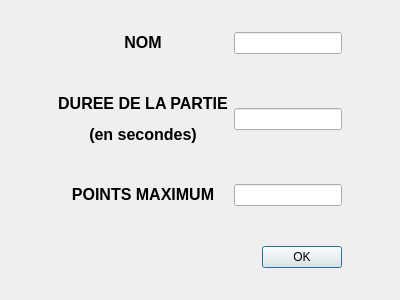
Old version of the form chifoumidialog.ui in the repository ThomasXAT/Chifoumi.
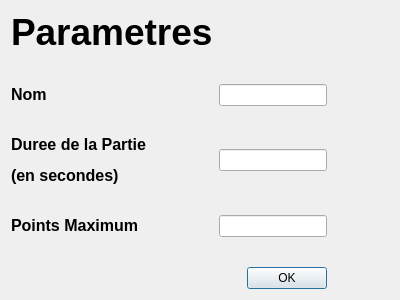
New version of the form.

What changed in the file:
```diff
--- a/chifoumidialog.ui
+++ b/chifoumidialog.ui
@@ -14,19 +14,6 @@
    <string>Dialog</string>
   </property>
   <layout class="QHBoxLayout" name="horizontalLayout_2">
-   <item>
-    <spacer name="horizontalSpacer">
-     <property name="orientation">
-      <enum>Qt::Horizontal</enum>
-     </property>
-     <property name="sizeHint" stdset="0">
-      <size>
-       <width>40</width>
-       <height>20</height>
-      </size>
-     </property>
-    </spacer>
-   </item>
    <item>
     <layout class="QHBoxLayout" name="horizontalLayout">
      <item>
@@ -46,7 +33,7 @@
        </item>
        <item>
         <layout class="QGridLayout" name="gridLayout">
-         <item row="1" column="1">
+         <item row="3" column="0">
           <spacer name="verticalSpacer">
            <property name="orientation">
             <enum>Qt::Vertical</enum>
@@ -62,14 +49,7 @@
            </property>
           </spacer>
          </item>
-         <item row="0" column="1">
-          <widget class="QLabel" name="label">
-           <property name="text">
-            <string>&lt;html&gt;&lt;head/&gt;&lt;body&gt;&lt;p align=&quot;center&quot;&gt;&lt;span style=&quot; font-size:12pt; font-weight:600;&quot;&gt;NOM&lt;/span&gt;&lt;/p&gt;&lt;/body&gt;&lt;/html&gt;</string>
-           </property>
-          </widget>
-         </item>
-         <item row="5" column="2">
+         <item row="7" column="1">
           <spacer name="verticalSpacer_2">
            <property name="orientation">
             <enum>Qt::Vertical</enum>
@@ -85,7 +65,39 @@
            </property>
           </spacer>
          </item>
-         <item row="6" column="2">
+         <item row="4" column="1">
+          <widget class="QLineEdit" name="temps"/>
+         </item>
+         <item row="5" column="0">
+          <spacer name="verticalSpacer_3">
+           <property name="orientation">
+            <enum>Qt::Vertical</enum>
+           </property>
+           <property name="sizeType">
+            <enum>QSizePolicy::Maximum</enum>
+           </property>
+           <property name="sizeHint" stdset="0">
+            <size>
+             <width>20</width>
+             <height>40</height>
+            </size>
+           </property>
+          </spacer>
+         </item>
+         <item row="1" column="0">
+          <spacer name="verticalSpacer_6">
+           <property name="orientation">
+            <enum>Qt::Vertical</enum>
+           </property>
+           <property name="sizeHint" stdset="0">
+            <size>
+             <width>20</width>
+             <height>40</height>
+            </size>
+           </property>
+          </spacer>
+         </item>
+         <item row="8" column="1">
           <widget class="QDialogButtonBox" name="buttonBox">
            <property name="orientation">
             <enum>Qt::Horizontal</enum>
@@ -95,45 +107,40 @@
            </property>
           </widget>
          </item>
-         <item row="2" column="2">
-          <widget class="QLineEdit" name="temps"/>
+         <item row="2" column="0">
+          <widget class="QLabel" name="label">
+           <property name="text">
+            <string>&lt;html&gt;&lt;head/&gt;&lt;body&gt;&lt;p align=&quot;justify&quot;&gt;&lt;span style=&quot; font-size:12pt; font-weight:600;&quot;&gt;Nom&lt;/span&gt;&lt;/p&gt;&lt;/body&gt;&lt;/html&gt;</string>
+           </property>
+          </widget>
          </item>
          <item row="2" column="1">
+          <widget class="QLineEdit" name="nom"/>
+         </item>
+         <item row="4" column="0">
           <widget class="QLabel" name="label_2">
            <property name="text">
-            <string>&lt;html&gt;&lt;head/&gt;&lt;body&gt;&lt;p align=&quot;center&quot;&gt;&lt;span style=&quot; font-size:12pt; font-weight:600;&quot;&gt;DUREE DE LA PARTIE&lt;/span&gt;&lt;/p&gt;&lt;p align=&quot;center&quot;&gt;&lt;span style=&quot; font-size:12pt; font-weight:600;&quot;&gt;(en secondes)&lt;/span&gt;&lt;/p&gt;&lt;/body&gt;&lt;/html&gt;</string>
+            <string>&lt;html&gt;&lt;head/&gt;&lt;body&gt;&lt;p align=&quot;justify&quot;&gt;&lt;span style=&quot; font-size:12pt; font-weight:600;&quot;&gt;Duree de la Partie&lt;/span&gt;&lt;/p&gt;&lt;p align=&quot;justify&quot;&gt;&lt;span style=&quot; font-size:12pt; font-weight:600;&quot;&gt;(en secondes)&lt;/span&gt;&lt;/p&gt;&lt;/body&gt;&lt;/html&gt;</string>
            </property>
           </widget>
          </item>
-         <item row="4" column="1">
+         <item row="0" column="0">
+          <widget class="QLabel" name="label_4">
+           <property name="text">
+            <string>&lt;html&gt;&lt;head/&gt;&lt;body&gt;&lt;p&gt;&lt;span style=&quot; font-size:28pt; font-weight:600;&quot;&gt;Parametres&lt;/span&gt;&lt;/p&gt;&lt;/body&gt;&lt;/html&gt;</string>
+           </property>
+          </widget>
+         </item>
+         <item row="6" column="0">
           <widget class="QLabel" name="label_3">
            <property name="text">
-            <string>&lt;html&gt;&lt;head/&gt;&lt;body&gt;&lt;p align=&quot;center&quot;&gt;&lt;span style=&quot; font-size:12pt; font-weight:600;&quot;&gt;POINTS MAXIMUM&lt;/span&gt;&lt;/p&gt;&lt;/body&gt;&lt;/html&gt;</string>
+            <string>&lt;html&gt;&lt;head/&gt;&lt;body&gt;&lt;p align=&quot;justify&quot;&gt;&lt;span style=&quot; font-size:12pt; font-weight:600;&quot;&gt;Points Maximum&lt;/span&gt;&lt;/p&gt;&lt;/body&gt;&lt;/html&gt;</string>
            </property>
           </widget>
          </item>
-         <item row="4" column="2">
+         <item row="6" column="1">
           <widget class="QLineEdit" name="points"/>
          </item>
-         <item row="0" column="2">
-          <widget class="QLineEdit" name="nom"/>
-         </item>
-         <item row="3" column="1">
-          <spacer name="verticalSpacer_3">
-           <property name="orientation">
-            <enum>Qt::Vertical</enum>
-           </property>
-           <property name="sizeType">
-            <enum>QSizePolicy::Maximum</enum>
-           </property>
-           <property name="sizeHint" stdset="0">
-            <size>
-             <width>20</width>
-             <height>40</height>
-            </size>
-           </property>
-          </spacer>
-         </item>
         </layout>
        </item>
        <item>
```
Left out of the diff: 5 changed lines with no effect on the pictures.
